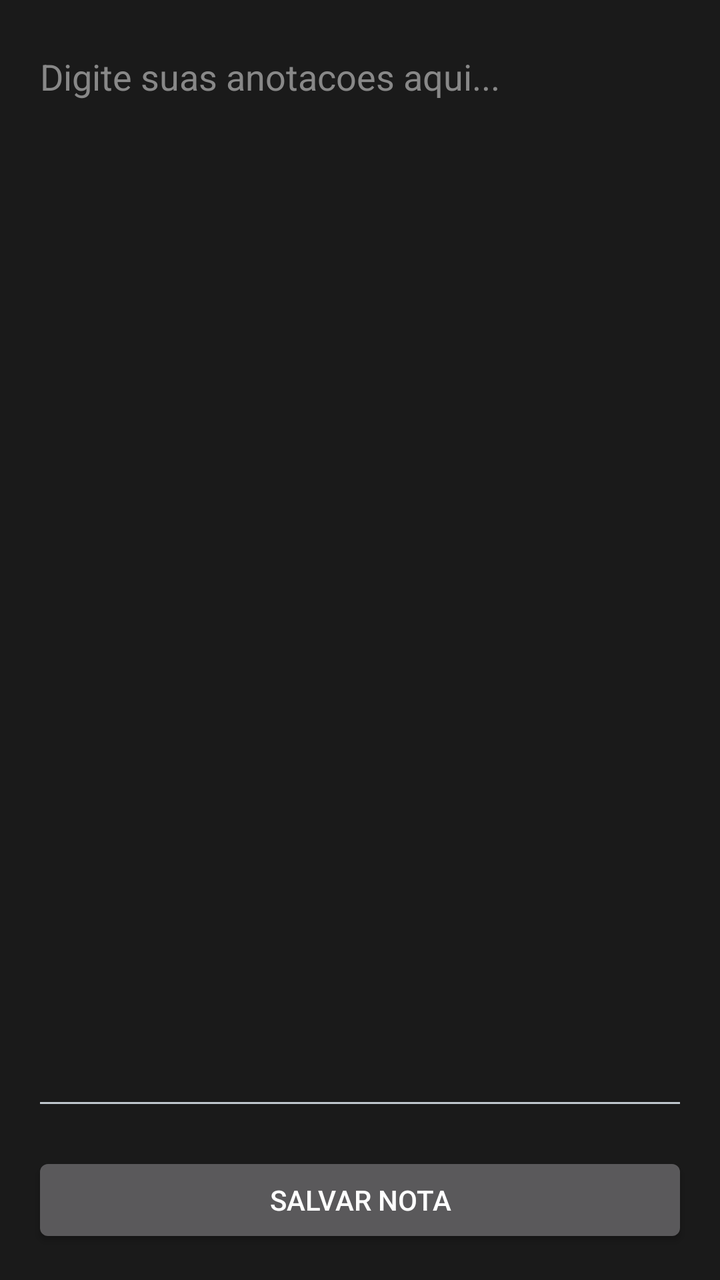
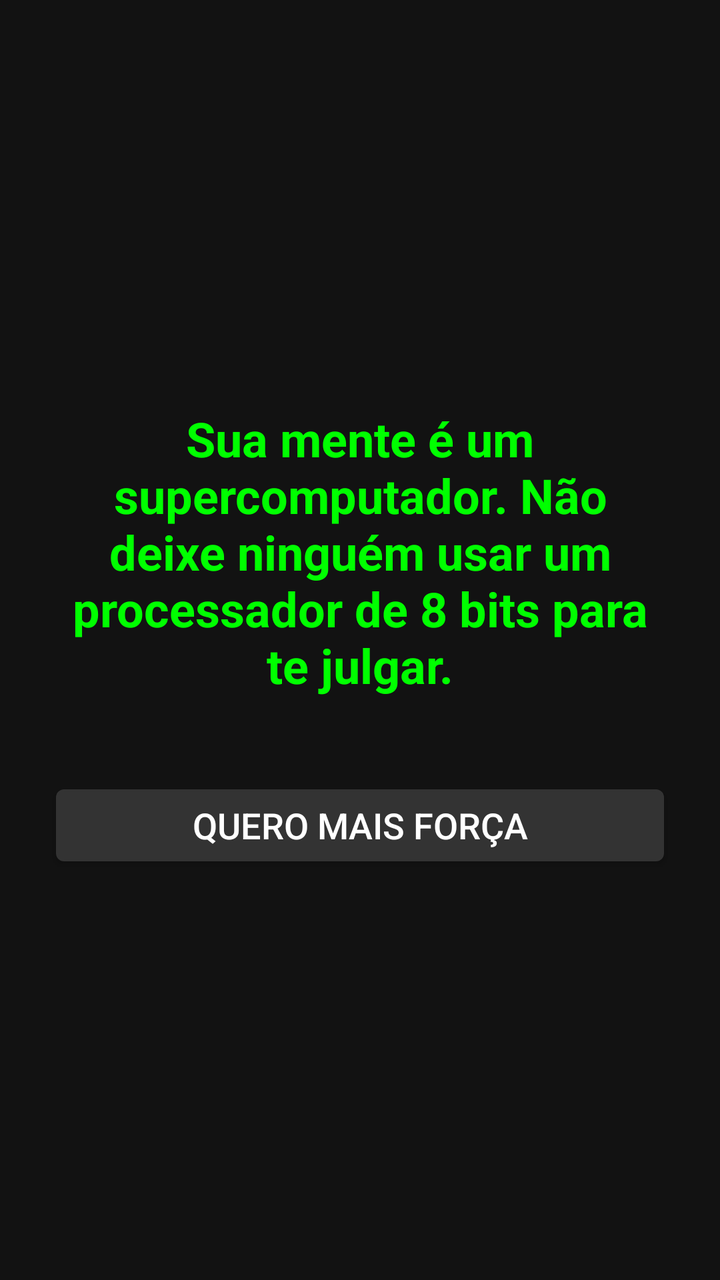

Screens rendered from an Android XML layout before and after an edit, with the pre-edit source and the edit as a unified diff.
<!-- AndroidManifest.xml: application theme android:Theme.DeviceDefault.NoActionBar -->
<!-- res/layout/activity_main.xml -->
<?xml version="1.0" encoding="utf-8"?>
<LinearLayout xmlns:android="http://schemas.android.com/apk/res/android"
    android:layout_width="match_parent"
    android:layout_height="match_parent"
    android:orientation="vertical"
    android:background="#1A1A1A"
    android:padding="16dp">

    <EditText
        android:id="@+id/editTextNotes"
        android:layout_width="match_parent"
        android:layout_height="0dp"
        android:layout_weight="1"
        android:gravity="top|start"
        android:hint="Digite suas anotacoes aqui..."
        android:textColor="#FFFFFF"
        android:textColorHint="#888888"
        android:textSize="18sp"
        android:inputType="textMultiLine" />

    <Button
        android:id="@+id/btnPanic"
        android:layout_width="match_parent"
        android:layout_height="wrap_content"
        android:layout_marginTop="16dp"
        android:text="Salvar Nota"
        android:textColor="#FFFFFF" />

</LinearLayout>
<!-- resources referenced by this layout -->
<resources>

</resources>

<!-- the commit's change to res/layout/activity_main.xml (unified diff, before → after) -->
@@ -3,27 +3,28 @@
     android:layout_width="match_parent"
     android:layout_height="match_parent"
     android:orientation="vertical"
-    android:background="#1A1A1A"
-    android:padding="16dp">
+    android:gravity="center"
+    android:padding="24dp"
+    android:background="#121212">
 
-    <EditText
-        android:id="@+id/editTextNotes"
+    <TextView
+        android:id="@+id/txtFrase"
         android:layout_width="match_parent"
-        android:layout_height="0dp"
-        android:layout_weight="1"
-        android:gravity="top|start"
-        android:hint="Digite suas anotacoes aqui..."
-        android:textColor="#FFFFFF"
-        android:textColorHint="#888888"
-        android:textSize="18sp"
-        android:inputType="textMultiLine" />
+        android:layout_height="wrap_content"
+        android:text="Sua mente é um supercomputador. Não deixe ninguém usar um processador de 8 bits para te julgar."
+        android:textColor="#00FF00"
+        android:textSize="24sp"
+        android:textStyle="bold"
+        android:gravity="center"
+        android:layout_marginBottom="40dp" />
 
     <Button
-        android:id="@+id/btnPanic"
+        android:id="@+id/btnNovaFrase"
         android:layout_width="match_parent"
         android:layout_height="wrap_content"
-        android:layout_marginTop="16dp"
-        android:text="Salvar Nota"
-        android:textColor="#FFFFFF" />
+        android:text="QUERO MAIS FORÇA"
+        android:backgroundTint="#333333"
+        android:textColor="#FFFFFF"
+        android:textSize="18sp" />
 
 </LinearLayout>
